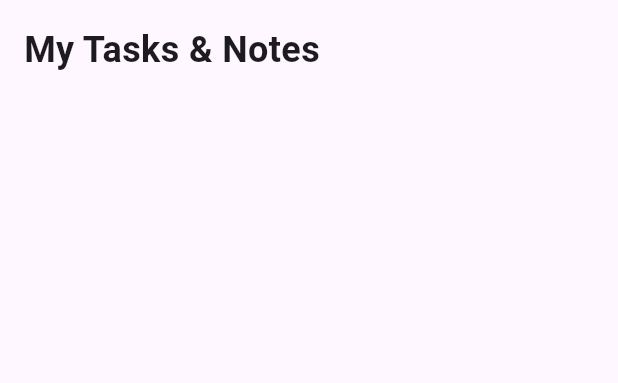
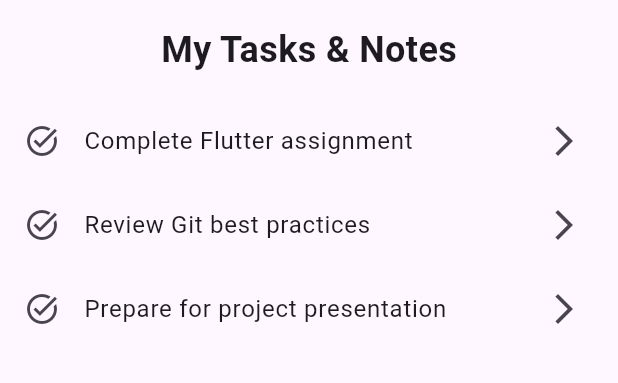
Before and after one commit to mush-de-mosh/flutter-task-notes-app, a Flutter app: the screen it shows after launch, on a phone screen of 412 x 824 dp, the part 84-467 px from its top. Run offline on Flutter 3.47's test engine with Material 3 defaults, Android fonts, the phone set to English and light mode, and no system bars.

Commit message:
add dynamic ListView with sample tasks

```diff
--- a/lib/main.dart
+++ b/lib/main.dart
@@ -22,6 +22,12 @@
 class HomeScreen extends StatelessWidget {
   const HomeScreen({super.key});
 
+  final List<String> sampleTasks = const [
+    'Complete Flutter assignment',
+    'Review Git best practices',
+    'Prepare for project presentation',
+  ];
+
   @override
   Widget build(BuildContext context) {
     return Scaffold(
@@ -29,13 +35,25 @@
         backgroundColor: Theme.of(context).colorScheme.inversePrimary,
         title: const Text('Task Notes Manager'),
       ),
-      body: const Column(
+      body: Column(
         children: [
-          Padding(
+          const Padding(
             padding: EdgeInsets.all(16.0),
             child: Text(
               'My Tasks & Notes',
               style: TextStyle(fontSize: 24, fontWeight: FontWeight.bold),
+            ),
+          ),
+          Expanded(
+            child: ListView.builder(
+              itemCount: sampleTasks.length,
+              itemBuilder: (context, index) {
+                return ListTile(
+                  leading: const Icon(Icons.task_alt),
+                  title: Text(sampleTasks[index]),
+                  trailing: const Icon(Icons.arrow_forward_ios),
+                );
+              },
             ),
           ),
         ],
```
